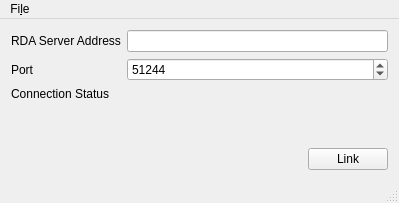
Above: BrainVisionRDA/mainwindow.ui from labstreaminglayer/App-BrainProducts before the change. Below: the same form after it.
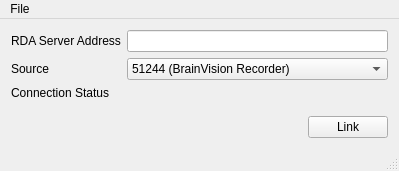
That is the form after the change.

Commit message: added support for BrainVision RecView connection

What changed in the file:
```diff
--- a/BrainVisionRDA/mainwindow.ui
+++ b/BrainVisionRDA/mainwindow.ui
@@ -7,7 +7,7 @@
     <x>0</x>
     <y>0</y>
     <width>399</width>
-    <height>203</height>
+    <height>171</height>
    </rect>
   </property>
   <property name="windowTitle">
@@ -44,23 +44,24 @@
         </property>
        </widget>
       </item>
+      <item row="1" column="1">
+       <widget class="QComboBox" name="cbPort">
+        <item>
+         <property name="text">
+          <string>51244 (BrainVision Recorder)</string>
+         </property>
+        </item>
+        <item>
+         <property name="text">
+          <string>51254 (BrainVision RecView)</string>
+         </property>
+        </item>
+       </widget>
+      </item>
       <item row="1" column="0">
        <widget class="QLabel" name="label">
         <property name="text">
-         <string>Port</string>
-        </property>
-       </widget>
-      </item>
-      <item row="1" column="1">
-       <widget class="QSpinBox" name="cbPort">
-        <property name="toolTip">
-         <string>Port to connect to, 51244 is the default recorder port, 51254 the default recview port</string>
-        </property>
-        <property name="maximum">
-         <number>65535</number>
-        </property>
-        <property name="value">
-         <number>51244</number>
+         <string>Source</string>
         </property>
        </widget>
       </item>
@@ -98,12 +99,12 @@
      <x>0</x>
      <y>0</y>
      <width>399</width>
-     <height>30</height>
+     <height>21</height>
     </rect>
    </property>
    <widget class="QMenu" name="menuFile">
     <property name="title">
-     <string>Fi&amp;le</string>
+     <string>File</string>
     </property>
     <addaction name="actionLoad_Configuration"/>
     <addaction name="actionSave_Configuration"/>
```
Left out of the diff: 6 changed lines with no effect on the pictures. The commit also changes 2 other files.
